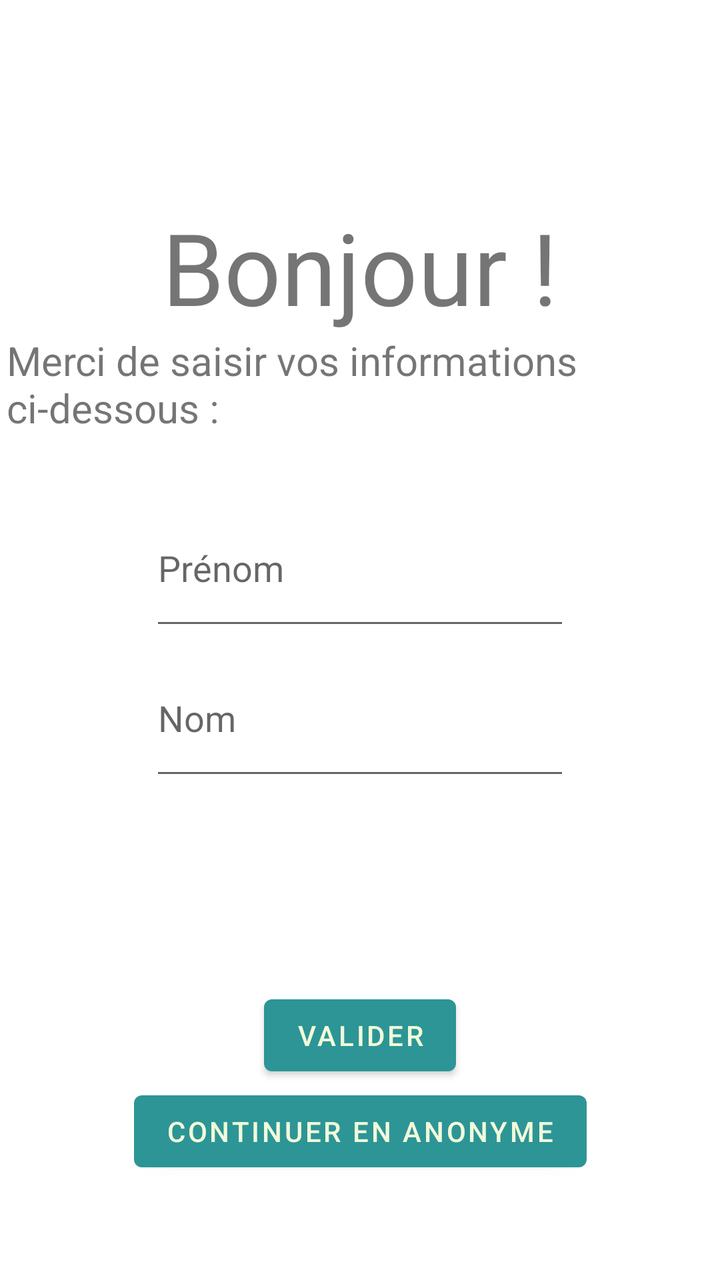
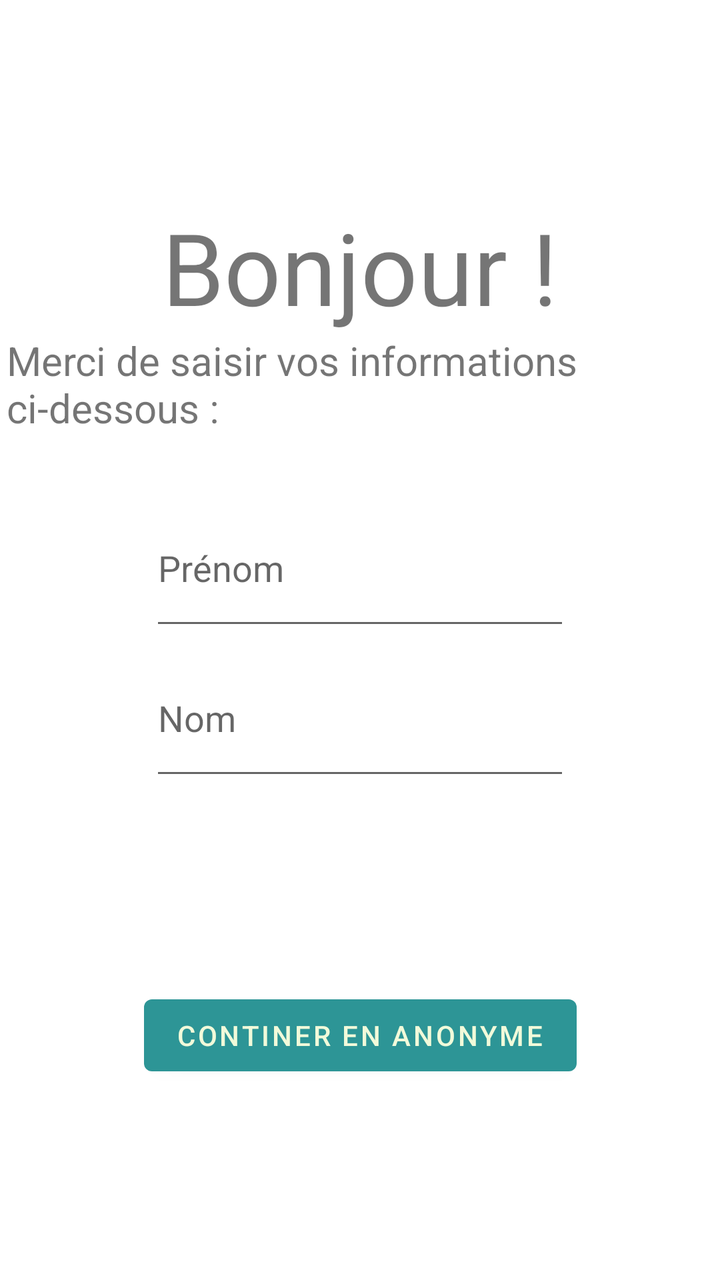

Compare the two renders of this Android layout. The source of the first and the diff that turns it into the second are given below.
<!-- AndroidManifest.xml: application theme Theme.Lousticole -->
<!-- res/layout/profil_selection.xml -->
<?xml version="1.0" encoding="utf-8"?>
<androidx.constraintlayout.widget.ConstraintLayout xmlns:android="http://schemas.android.com/apk/res/android"
    xmlns:app="http://schemas.android.com/apk/res-auto"
    xmlns:tools="http://schemas.android.com/tools"
    android:layout_width="match_parent"
    android:layout_height="match_parent">

    <TextView
        android:layout_marginTop="100dp"
        android:id="@+id/profile_selection_welcome_textView"
        android:layout_width="wrap_content"
        android:layout_height="wrap_content"
        android:textSize="50sp"
        android:text="Bonjour !"
        app:layout_constraintEnd_toEndOf="parent"
        app:layout_constraintStart_toStartOf="parent"
        app:layout_constraintTop_toTopOf="parent" />

    <TextView
        android:id="@+id/profile_selection_description_textView"
        android:layout_width="wrap_content"
        android:paddingLeft="10px"
        android:paddingRight="10px"
        android:layout_height="wrap_content"
        android:textSize="20sp"
        android:text="Merci de saisir vos informations ci-dessous :"

        app:layout_constraintEnd_toEndOf="parent"
        app:layout_constraintStart_toStartOf="parent"
        app:layout_constraintTop_toBottomOf="@+id/profile_selection_welcome_textView" />

    <LinearLayout
        android:id="@+id/profile_selection_form_linearLayout"
        android:layout_width="match_parent"
        android:layout_height="150dp"
        android:gravity="center_horizontal"
        android:orientation="vertical"
        app:layout_constraintBottom_toBottomOf="parent"
        app:layout_constraintTop_toTopOf="parent">

        <EditText
            android:id="@+id/profile_selection_prenom_editText"
            android:layout_width="wrap_content"
            android:layout_height="wrap_content"
            android:layout_weight="1"
            android:ems="10"
            android:hint="Prénom"
            android:inputType="textPersonName"
            android:text="" />

        <EditText
            android:id="@+id/profile_selection_nom_editText"
            android:layout_width="wrap_content"
            android:layout_height="wrap_content"
            android:layout_weight="1"
            android:ems="10"
            android:hint="Nom"
            android:inputType="textPersonName"
            android:text="" />

    </LinearLayout>

    <Button
        android:id="@+id/profile_selection_valider_button"
        android:layout_width="wrap_content"
        android:layout_height="wrap_content"
        android:text="Valider"
        app:layout_constraintBottom_toBottomOf="parent"
        app:layout_constraintEnd_toEndOf="parent"
        app:layout_constraintStart_toStartOf="parent"
        app:layout_constraintTop_toBottomOf="@+id/profile_selection_form_linearLayout" />

    <Button
        android:id="@+id/profile_selection_anonyme_button"
        android:layout_width="wrap_content"
        android:layout_height="wrap_content"
        android:text="Continuer en anonyme"
        app:layout_constraintEnd_toEndOf="parent"
        app:layout_constraintStart_toStartOf="parent"
        app:layout_constraintTop_toBottomOf="@+id/profile_selection_valider_button" />
    />
</androidx.constraintlayout.widget.ConstraintLayout>
<!-- resources referenced by this layout -->
<resources>
  <style name="Theme.Lousticole" parent="Theme.MaterialComponents.DayNight.NoActionBar">
          
          <item name="colorPrimary">@color/green</item>
          <item name="colorPrimaryVariant">@color/dark_green</item>
          <item name="colorOnPrimary">@color/cream</item>
          
          <item name="colorSecondary">@color/light_green</item>
          <item name="colorSecondaryVariant">@color/green</item>
          <item name="colorOnSecondary">@color/black</item>
          
          <item name="android:statusBarColor">@android:color/transparent</item>
          <item name="android:navigationBarColor">@android:color/transparent</item>
          <item name="android:windowTranslucentStatus">false</item>
          <item name="android:windowTranslucentNavigation">false</item>
          
      </style>
  <color name="green">#2D9596</color>
  <color name="dark_green">#265073</color>
  <color name="cream">#F1FADA</color>
  <color name="light_green">#9AD0C2</color>
  <color name="black">#FF000000</color>
</resources>

<!-- the commit's change to res/layout/profil_selection.xml (unified diff, before → after) -->
@@ -64,19 +64,10 @@
         android:id="@+id/profile_selection_valider_button"
         android:layout_width="wrap_content"
         android:layout_height="wrap_content"
-        android:text="Valider"
+        android:text="Continer en anonyme"
         app:layout_constraintBottom_toBottomOf="parent"
         app:layout_constraintEnd_toEndOf="parent"
         app:layout_constraintStart_toStartOf="parent"
         app:layout_constraintTop_toBottomOf="@+id/profile_selection_form_linearLayout" />
 
-    <Button
-        android:id="@+id/profile_selection_anonyme_button"
-        android:layout_width="wrap_content"
-        android:layout_height="wrap_content"
-        android:text="Continuer en anonyme"
-        app:layout_constraintEnd_toEndOf="parent"
-        app:layout_constraintStart_toStartOf="parent"
-        app:layout_constraintTop_toBottomOf="@+id/profile_selection_valider_button" />
-    />
 </androidx.constraintlayout.widget.ConstraintLayout>
